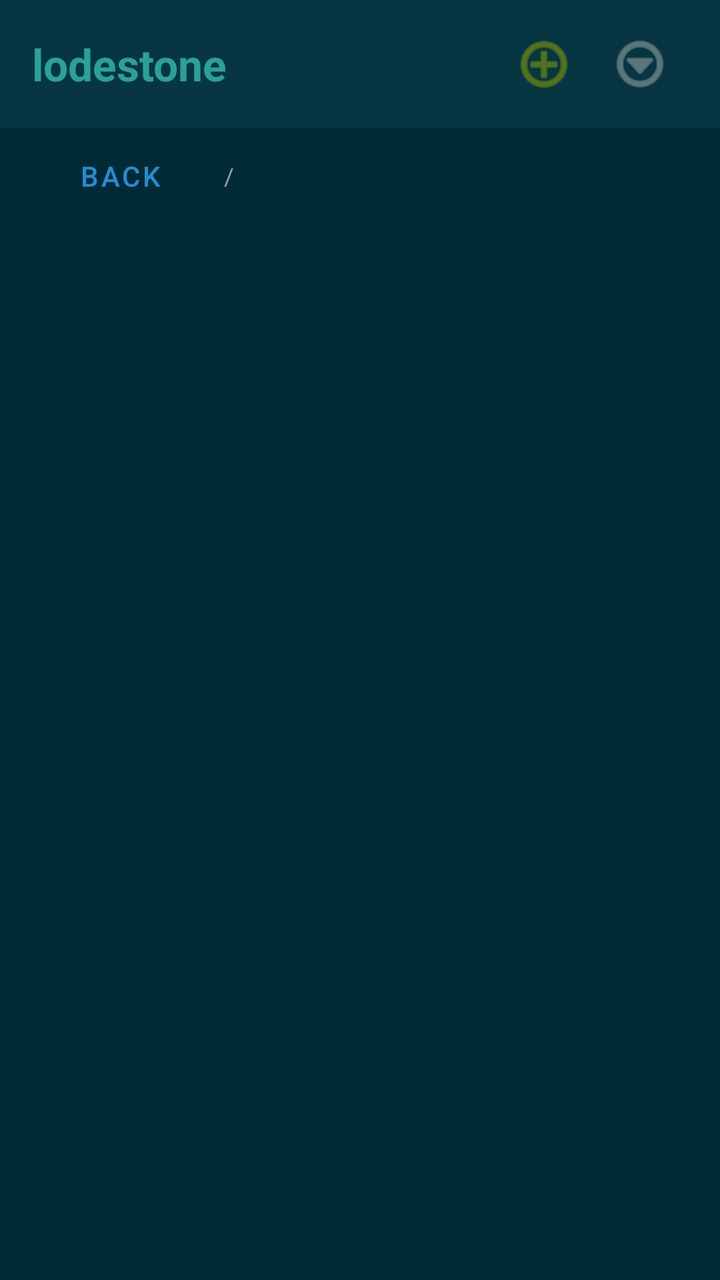
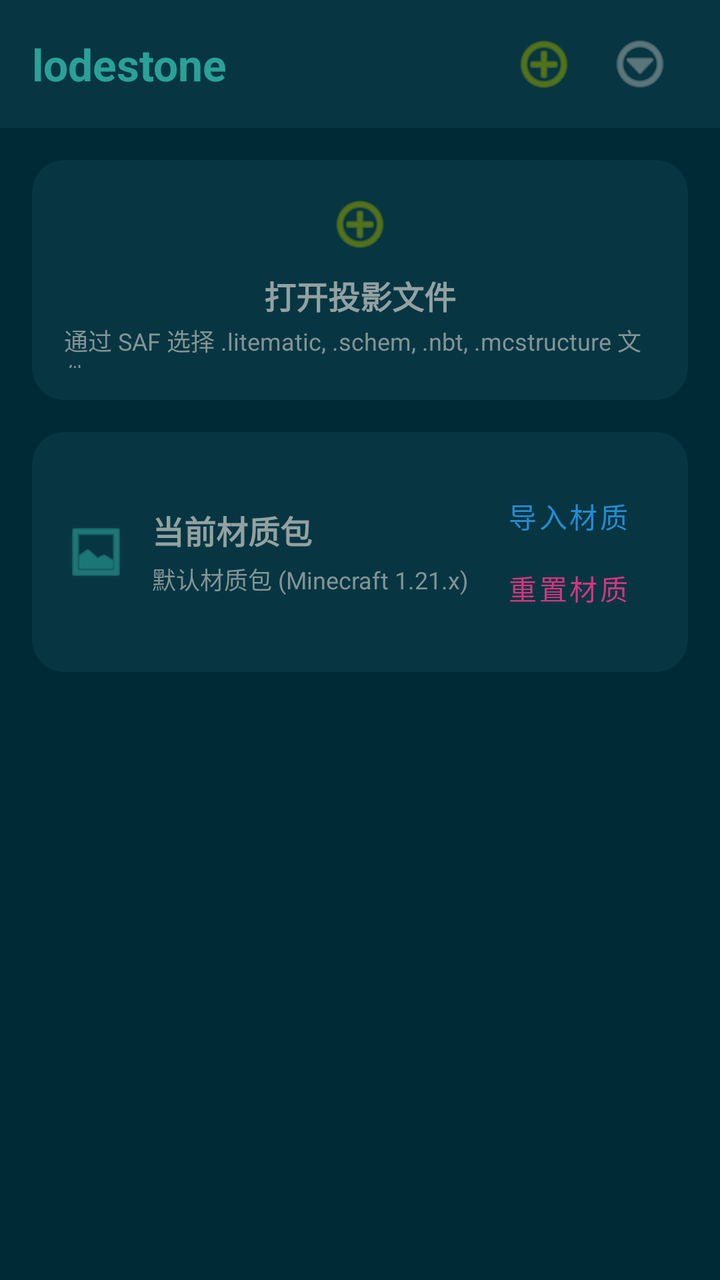

Compare the two renders of this Android layout. The source of the first and the diff that turns it into the second are given below.
<!-- AndroidManifest.xml: application theme Theme.Lodestone -->
<!-- res/layout/activity_main.xml -->
<LinearLayout xmlns:android="http://schemas.android.com/apk/res/android"
    xmlns:app="http://schemas.android.com/apk/res-auto"
    xmlns:tools="http://schemas.android.com/tools"
    android:layout_width="match_parent"
    android:layout_height="match_parent"
    android:background="@color/solarized_base03"
    android:orientation="vertical"
    tools:context=".MainActivity">

    
    <RelativeLayout
        android:id="@+id/header_bar"
        android:layout_width="match_parent"
        android:layout_height="64dp"
        android:background="@color/solarized_base02"
        android:paddingHorizontal="16dp">

        <TextView
            android:id="@+id/app_title"
            android:layout_width="wrap_content"
            android:layout_height="wrap_content"
            android:layout_alignParentStart="true"
            android:layout_centerVertical="true"
            android:text="@string/app_name"
            android:textColor="@color/solarized_cyan"
            android:textSize="22sp"
            android:textStyle="bold" />

        <LinearLayout
            android:id="@+id/right_actions"
            android:layout_width="wrap_content"
            android:layout_height="match_parent"
            android:layout_alignParentEnd="true"
            android:gravity="center_vertical"
            android:orientation="horizontal">

            
            <ImageButton
                android:id="@+id/btn_saf"
                android:layout_width="48dp"
                android:layout_height="48dp"
                android:background="?attr/selectableItemBackgroundBorderless"
                android:contentDescription="Open SAF"
                android:src="@android:drawable/ic_menu_add"
                app:tint="@color/solarized_green" />

            
            <ImageButton
                android:id="@+id/btn_menu"
                android:layout_width="48dp"
                android:layout_height="48dp"
                android:background="?attr/selectableItemBackgroundBorderless"
                android:contentDescription="Menu"
                android:src="@android:drawable/ic_menu_more"
                app:tint="@color/solarized_base1" />

        </LinearLayout>
    </RelativeLayout>

    
    <LinearLayout
        android:id="@+id/permission_banner"
        android:layout_width="match_parent"
        android:layout_height="wrap_content"
        android:background="@color/solarized_base02"
        android:orientation="vertical"
        android:padding="16dp"
        android:visibility="gone"
        tools:visibility="visible">

        <TextView
            android:id="@+id/banner_description"
            android:layout_width="match_parent"
            android:layout_height="wrap_content"
            android:text="@string/banner_text"
            android:textColor="@color/solarized_base0"
            android:textSize="14sp" />

        <Button
            android:id="@+id/btn_grant_permission"
            android:layout_width="wrap_content"
            android:layout_height="wrap_content"
            android:layout_gravity="end"
            android:layout_marginTop="8dp"
            android:backgroundTint="@color/solarized_blue"
            android:text="@string/banner_action"
            android:textColor="@color/solarized_base3" />
    </LinearLayout>

    
    <RelativeLayout
        android:id="@+id/nav_bar"
        android:layout_width="match_parent"
        android:layout_height="48dp"
        android:background="@color/solarized_base03"
        android:paddingHorizontal="16dp">

        <Button
            android:id="@+id/btn_back"
            style="@style/Widget.MaterialComponents.Button.TextButton"
            android:layout_width="wrap_content"
            android:layout_height="wrap_content"
            android:layout_alignParentStart="true"
            android:layout_centerVertical="true"
            android:text="@string/back_to_parent"
            android:textColor="@color/solarized_blue" />

        <TextView
            android:id="@+id/tv_current_path"
            android:layout_width="match_parent"
            android:layout_height="wrap_content"
            android:layout_centerVertical="true"
            android:layout_marginStart="8dp"
            android:layout_toEndOf="@id/btn_back"
            android:ellipsize="start"
            android:singleLine="true"
            android:text="/"
            android:textColor="@color/solarized_base1"
            android:textSize="12sp" />
    </RelativeLayout>

    
    <FrameLayout
        android:layout_width="match_parent"
        android:layout_height="0dp"
        android:layout_weight="1">

        <androidx.recyclerview.widget.RecyclerView
            android:id="@+id/rv_files"
            android:layout_width="match_parent"
            android:layout_height="match_parent"
            android:paddingHorizontal="8dp" />

        <TextView
            android:id="@+id/tv_empty"
            android:layout_width="wrap_content"
            android:layout_height="wrap_content"
            android:layout_gravity="center"
            android:text="@string/file_empty"
            android:textColor="@color/solarized_base01"
            android:textSize="16sp"
            android:visibility="gone" />
    </FrameLayout>

</LinearLayout>
<!-- resources referenced by this layout -->
<resources>
  <color name="solarized_base0">#839496</color>
  <color name="solarized_base01">#586e75</color>
  <color name="solarized_base02">#073642</color>
  <color name="solarized_base03">#002b36</color>
  <color name="solarized_base1">#93a1a1</color>
  <color name="solarized_base3">#fdf6e3</color>
  <color name="solarized_blue">#268bd2</color>
  <color name="solarized_cyan">#2aa198</color>
  <color name="solarized_green">#859900</color>
  <string name="app_name">lodestone</string>
  <string name="back_to_parent">Back</string>
  <string name="banner_action">Grant</string>
  <string name="banner_text">To browse and load massive schematic files smoothly, we recommend granting the "All Files Access" permission.</string>
  <string name="file_empty">Empty directory or permission not granted</string>
  <style name="Theme.Lodestone" parent="Theme.MaterialComponents.DayNight.NoActionBar">
          
          <item name="colorPrimary">@color/solarized_base03</item>
          <item name="colorPrimaryDark">@color/solarized_base03</item>
          <item name="colorAccent">@color/solarized_cyan</item>
  
          <item name="android:windowBackground">@color/solarized_base03</item>
          <item name="android:statusBarColor">@color/solarized_base03</item>
          <item name="android:navigationBarColor">@color/solarized_base03</item>
      </style>
</resources>

<!-- the commit's change to res/layout/activity_main.xml (unified diff, before → after) -->
@@ -59,87 +59,143 @@
 
     
     <LinearLayout
-        android:id="@+id/permission_banner"
         android:layout_width="match_parent"
         android:layout_height="wrap_content"
-        android:background="@color/solarized_base02"
         android:orientation="vertical"
-        android:padding="16dp"
-        android:visibility="gone"
-        tools:visibility="visible">
-
-        <TextView
-            android:id="@+id/banner_description"
+        android:paddingHorizontal="16dp"
+        android:paddingTop="16dp"
+        android:paddingBottom="16dp">
+
+        
+        <com.google.android.material.card.MaterialCardView
+            android:id="@+id/card_open_file"
             android:layout_width="match_parent"
-            android:layout_height="wrap_content"
-            android:text="@string/banner_text"
-            android:textColor="@color/solarized_base0"
-            android:textSize="14sp" />
-
-        <Button
-            android:id="@+id/btn_grant_permission"
-            android:layout_width="wrap_content"
-            android:layout_height="wrap_content"
-            android:layout_gravity="end"
-            android:layout_marginTop="8dp"
-            android:backgroundTint="@color/solarized_blue"
-            android:text="@string/banner_action"
-            android:textColor="@color/solarized_base3" />
+            android:layout_height="120dp"
+            android:layout_marginBottom="16dp"
+            app:cardBackgroundColor="@color/solarized_base02"
+            app:cardCornerRadius="16dp"
+            app:cardElevation="0dp"
+            app:strokeWidth="0dp">
+
+            <LinearLayout
+                android:layout_width="match_parent"
+                android:layout_height="match_parent"
+                android:gravity="center"
+                android:orientation="vertical"
+                android:padding="16dp">
+
+                <ImageView
+                    android:layout_width="32dp"
+                    android:layout_height="32dp"
+                    android:contentDescription="Open file"
+                    android:src="@android:drawable/ic_menu_add"
+                    app:tint="@color/solarized_green" />
+
+                <TextView
+                    android:layout_width="wrap_content"
+                    android:layout_height="wrap_content"
+                    android:layout_marginTop="8dp"
+                    android:text="打开投影文件"
+                    android:textColor="@color/solarized_base1"
+                    android:textSize="16sp"
+                    android:textStyle="bold" />
+
+                <TextView
+                    android:layout_width="wrap_content"
+                    android:layout_height="wrap_content"
+                    android:layout_marginTop="2dp"
+                    android:text="通过 SAF 选择 .litematic, .schem, .nbt, .mcstructure 文件"
+                    android:textColor="@color/solarized_base0"
+                    android:textSize="12sp" />
+            </LinearLayout>
+        </com.google.android.material.card.MaterialCardView>
+
+        
+        <com.google.android.material.card.MaterialCardView
+            android:id="@+id/card_resource_pack"
+            android:layout_width="match_parent"
+            android:layout_height="120dp"
+            app:cardBackgroundColor="@color/solarized_base02"
+            app:cardCornerRadius="16dp"
+            app:cardElevation="0dp"
+            app:strokeWidth="0dp">
+
+            <RelativeLayout
+                android:layout_width="match_parent"
+                android:layout_height="match_parent"
+                android:padding="16dp">
+
+                <ImageView
+                    android:id="@+id/iv_pack_icon"
+                    android:layout_width="32dp"
+                    android:layout_height="32dp"
+                    android:layout_centerVertical="true"
+                    android:layout_alignParentStart="true"
+                    android:contentDescription="Pack icon"
+                    android:src="@android:drawable/ic_menu_gallery"
+                    app:tint="@color/solarized_cyan" />
+
+                <LinearLayout
+                    android:layout_width="wrap_content"
+                    android:layout_height="wrap_content"
+                    android:layout_centerVertical="true"
+                    android:layout_marginStart="12dp"
+                    android:layout_toEndOf="@id/iv_pack_icon"
+                    android:layout_toStartOf="@id/pack_actions_layout"
+                    android:orientation="vertical">
+
+                    <TextView
+                        android:id="@+id/tv_pack_title"
+                        android:layout_width="wrap_content"
+                        android:layout_height="wrap_content"
+                        android:text="当前材质包"
+                        android:textColor="@color/solarized_base1"
+                        android:textSize="16sp"
+                        android:textStyle="bold" />
+
+                    <TextView
+                        android:id="@+id/tv_pack_subtitle"
+                        android:layout_width="wrap_content"
+                        android:layout_height="wrap_content"
+                        android:layout_marginTop="4dp"
+                        android:text="默认材质包 (Minecraft 1.21.x)"
+                        android:textColor="@color/solarized_base0"
+                        android:textSize="12sp" />
+                </LinearLayout>
+
+                
+                <LinearLayout
+                    android:id="@+id/pack_actions_layout"
+                    android:layout_width="wrap_content"
+                    android:layout_height="wrap_content"
+                    android:layout_alignParentEnd="true"
+                    android:layout_centerVertical="true"
+                    android:gravity="end"
+                    android:orientation="vertical">
+
+                    <Button
+                        android:id="@+id/btn_import_pack"
+                        style="@style/Widget.MaterialComponents.Button.TextButton"
+                        android:layout_width="wrap_content"
+                        android:layout_height="36dp"
+                        android:padding="0dp"
+                        android:text="导入材质"
+                        android:textColor="@color/solarized_blue"
+                        android:textSize="14sp" />
+
+                    <Button
+                        android:id="@+id/btn_reset_pack"
+                        style="@style/Widget.MaterialComponents.Button.TextButton"
+                        android:layout_width="wrap_content"
+                        android:layout_height="36dp"
+                        android:padding="0dp"
+                        android:text="重置材质"
+                        android:textColor="@color/solarized_magenta"
+                        android:textSize="14sp" />
+                </LinearLayout>
+
+            </RelativeLayout>
+        </com.google.android.material.card.MaterialCardView>
     </LinearLayout>
 
-    
-    <RelativeLayout
-        android:id="@+id/nav_bar"
-        android:layout_width="match_parent"
-        android:layout_height="48dp"
-        android:background="@color/solarized_base03"
-        android:paddingHorizontal="16dp">
-
-        <Button
-            android:id="@+id/btn_back"
-            style="@style/Widget.MaterialComponents.Button.TextButton"
-            android:layout_width="wrap_content"
-            android:layout_height="wrap_content"
-            android:layout_alignParentStart="true"
-            android:layout_centerVertical="true"
-            android:text="@string/back_to_parent"
-            android:textColor="@color/solarized_blue" />
-
-        <TextView
-            android:id="@+id/tv_current_path"
-            android:layout_width="match_parent"
-            android:layout_height="wrap_content"
-            android:layout_centerVertical="true"
-            android:layout_marginStart="8dp"
-            android:layout_toEndOf="@id/btn_back"
-            android:ellipsize="start"
-            android:singleLine="true"
-            android:text="/"
-            android:textColor="@color/solarized_base1"
-            android:textSize="12sp" />
-    </RelativeLayout>
-
-    
-    <FrameLayout
-        android:layout_width="match_parent"
-        android:layout_height="0dp"
-        android:layout_weight="1">
-
-        <androidx.recyclerview.widget.RecyclerView
-            android:id="@+id/rv_files"
-            android:layout_width="match_parent"
-            android:layout_height="match_parent"
-            android:paddingHorizontal="8dp" />
-
-        <TextView
-            android:id="@+id/tv_empty"
-            android:layout_width="wrap_content"
-            android:layout_height="wrap_content"
-            android:layout_gravity="center"
-            android:text="@string/file_empty"
-            android:textColor="@color/solarized_base01"
-            android:textSize="16sp"
-            android:visibility="gone" />
-    </FrameLayout>
-
 </LinearLayout>
<!-- resource entries referenced after the edit -->
@@ -1,19 +1,14 @@
 <!-- resources referenced by this layout -->
 <resources>
   <color name="solarized_base0">#839496</color>
-  <color name="solarized_base01">#586e75</color>
   <color name="solarized_base02">#073642</color>
   <color name="solarized_base03">#002b36</color>
   <color name="solarized_base1">#93a1a1</color>
-  <color name="solarized_base3">#fdf6e3</color>
   <color name="solarized_blue">#268bd2</color>
   <color name="solarized_cyan">#2aa198</color>
   <color name="solarized_green">#859900</color>
+  <color name="solarized_magenta">#d33682</color>
   <string name="app_name">lodestone</string>
-  <string name="back_to_parent">Back</string>
-  <string name="banner_action">Grant</string>
-  <string name="banner_text">To browse and load massive schematic files smoothly, we recommend granting the "All Files Access" permission.</string>
-  <string name="file_empty">Empty directory or permission not granted</string>
   <style name="Theme.Lodestone" parent="Theme.MaterialComponents.DayNight.NoActionBar">
           
           <item name="colorPrimary">@color/solarized_base03</item>
